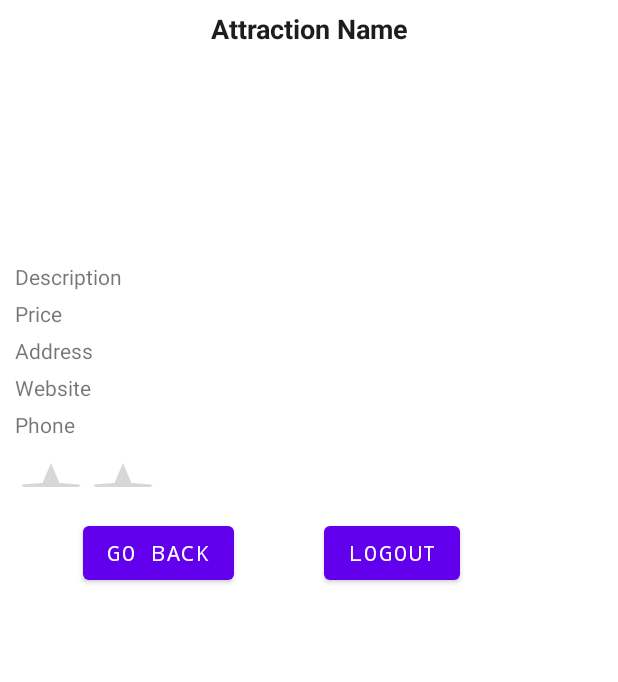
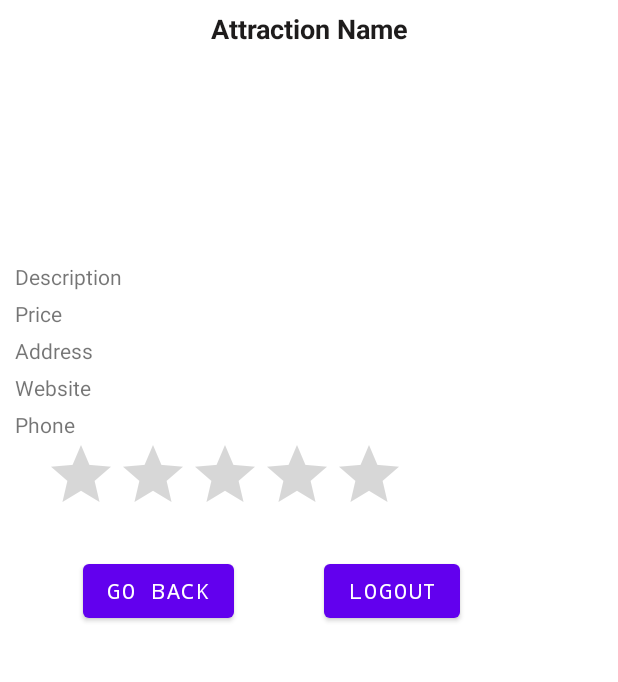
Before and after one commit to mascarenhaswanja/TourismApp, an Android app: the AttractionDetail screen opened directly, with no data from a screen before it, on a phone screen of 412 x 824 dp, the part 158-840 px from its top. Run offline under Robolectric (Android 15) with nearby library versions, the phone set to English and light mode, and no system bars.

```diff
--- a/app/src/main/java/com/example/touristapp/MainActivity.java
+++ b/app/src/main/java/com/example/touristapp/MainActivity.java
@@ -66,12 +66,12 @@ public class MainActivity extends AppCompatActivity implements Serializable {
                 userPasswordSP = prefs.getString("password",null);
 
                 if (checkSP) {
-                    Toast.makeText(getApplicationContext(),"Have Email", Toast.LENGTH_LONG).show();
+                    //Toast.makeText(getApplicationContext(),"Have Email", Toast.LENGTH_LONG).show();
                     email = etEmail.getText().toString();
                     password = etPassword.getText().toString();
                 }
                 else {
-                    Toast.makeText(getApplicationContext(),"Need Email", Toast.LENGTH_LONG).show();
+                   // Toast.makeText(getApplicationContext(),"Need Email", Toast.LENGTH_LONG).show();
                     email = userEmailSP;
                     password =  userPasswordSP;
                 }
--- a/app/src/main/res/layout/activity_attraction_detail.xml
+++ b/app/src/main/res/layout/activity_attraction_detail.xml
@@ -105,15 +105,11 @@
 
     <RatingBar
         android:id="@+id/rbAttraction"
-        android:layout_width="100dp"
-        android:layout_height="20dp"
-        android:layout_marginTop="12dp"
+        android:layout_width="wrap_content"
+        android:layout_height="wrap_content"
+        android:layout_marginLeft="20dp"
         android:numStars="5"
-        android:rating="0.0"
-        app:layout_constraintEnd_toEndOf="parent"
-        app:layout_constraintHorizontal_bias="0.497"
-        app:layout_constraintStart_toStartOf="parent"
-        app:layout_constraintTop_toBottomOf="@+id/tvWebsite" />
+        android:rating="0.0" />
 
     <LinearLayout
         android:layout_width="match_parent"
```
Also changed, not shown: app/src/main/java/com/example/touristapp/AttractionDetail.java (+14 -70 lines). Lines whose indentation alone changed are shown as unchanged.
